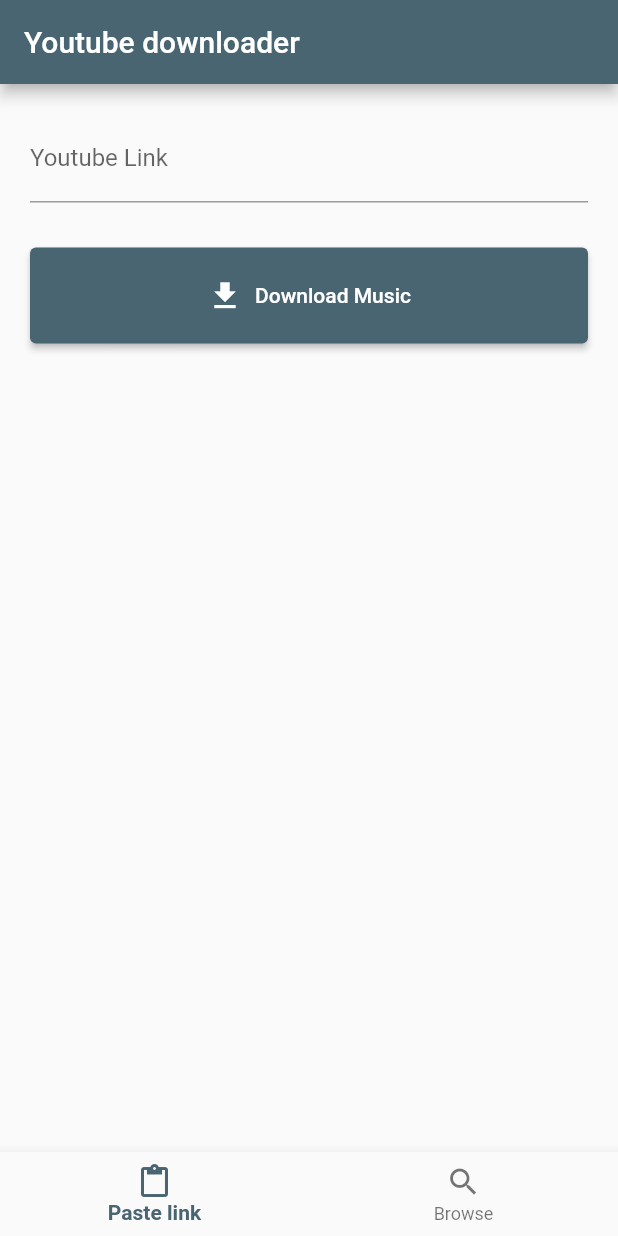
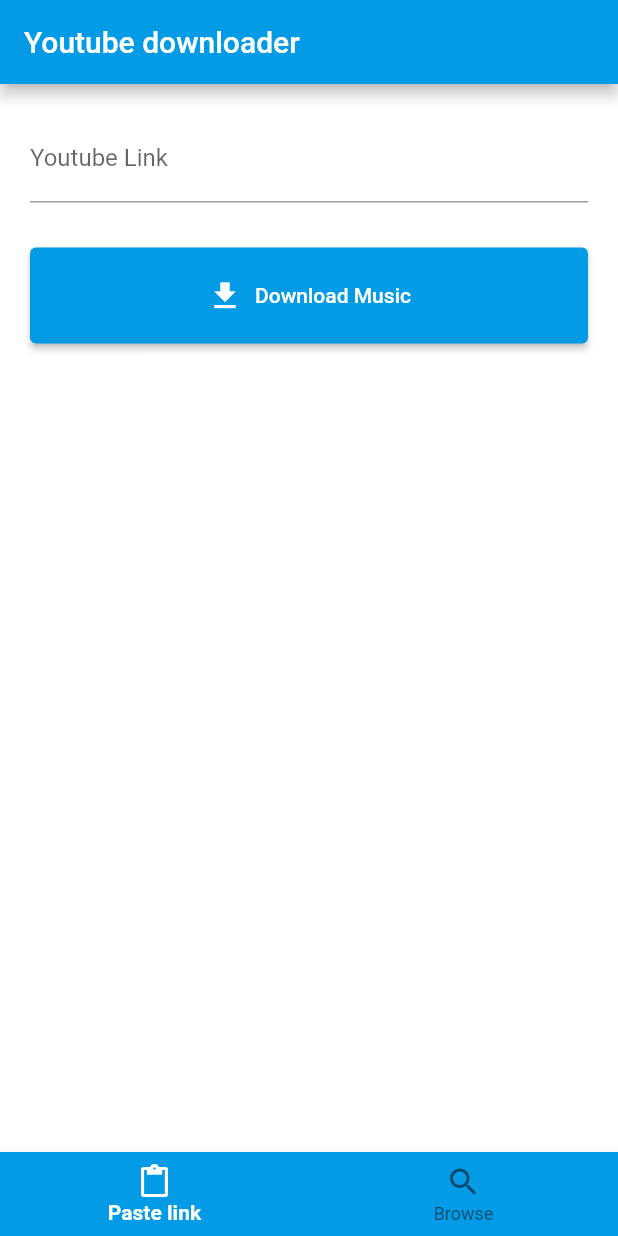
Before and after one commit to EduardCostache/Dead-Mans-Tube, a Flutter app: the screen it shows after launch, on a phone screen of 412 x 824 dp. Run offline on Flutter 3.47's test engine with Material 2 defaults, Android fonts, the phone set to English and light mode, and no system bars; our stand-ins replace permission_handler, webview_flutter; missing offline and left inert: flutter_youtube_downloader, youtube_explode_dart.

Commit message:
style changes

```diff
--- a/lib/Screens/home_page.dart
+++ b/lib/Screens/home_page.dart
@@ -24,7 +24,8 @@ class _HomePageState extends State<HomePage> {
             )
           : null,
       bottomNavigationBar: BottomNavigationBar(
-        selectedItemColor: CustomTheme.primaryColor(),
+        selectedItemColor: Colors.white,
+        backgroundColor: CustomTheme.primaryColor(),
         selectedLabelStyle: const TextStyle(fontWeight: FontWeight.bold),
         currentIndex: _currentIndex,
         items: bottomNavItems,
--- a/lib/style.dart
+++ b/lib/style.dart
@@ -3,13 +3,15 @@
 import 'package:flutter/material.dart';
 
 class CustomTheme {
-  static const Color _replyBlue600 = Color(0xff4a6572);
-  static const Color _replyBlue700 = Color(0xff344955);
-  static const Color _replyBlue800 = Color(0xff232f34);
-  static const Color _replyOrange = Color(0xfff9aa33);
-  static const Color _replyBlack = Color(0xff17262a);
+  static Color primaryColor() {
+    return Colors.lightBlue.shade600;
+  }
 
-  static Color primaryColor() {
-    return _replyBlue600;
+  static Color seconddaryColor() {
+    return Colors.blueGrey.shade600;
+  }
+
+  static Color backgroundColor() {
+    return Colors.white;
   }
 }
```
